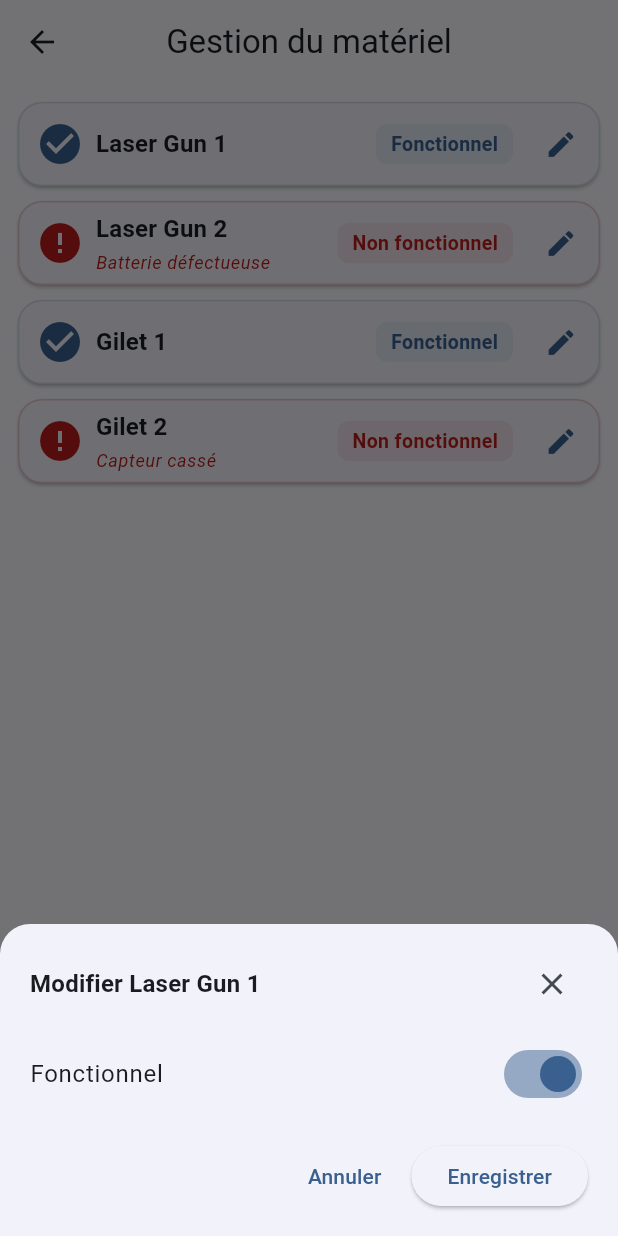
After one commit to Thimote147/Laser-Magique-App, a Flutter app: the EquipmentManagementScreen screen opened directly, after a tap on the "edit" icon, on a phone screen of 412 x 824 dp. The commit adds this screen. Run offline on Flutter 3.47's test engine with Material 3 defaults, Android fonts, the phone set to English and light mode, and no system bars; our stand-ins replace flutter_dotenv, shared_preferences, supabase_flutter, table_calendar; accounts and stored records are empty.

Commit message:
feat: Add equipment management screen and model, update user role handling in employee profile

```diff
--- /dev/null
+++ b/lib/models/equipment_model.dart
@@ -0,0 +1,7 @@
+class Equipment {
+  final String name;
+  final bool isFunctional;
+  final String? description;
+
+  Equipment({required this.name, required this.isFunctional, this.description});
+}
--- /dev/null
+++ b/lib/views/screens/equipment_management_screen.dart
@@ -0,0 +1,315 @@
+import 'package:flutter/material.dart';
+import 'package:provider/provider.dart';
+import '../../models/equipment_model.dart';
+import '../../viewmodels/employee_profile_view_model.dart';
+
+class EquipmentManagementScreen extends StatelessWidget {
+  const EquipmentManagementScreen({super.key});
+
+  @override
+  Widget build(BuildContext context) {
+    // Exemple de données statiques, à remplacer par une source réelle plus tard
+    final List<Equipment> equipmentList = [
+      Equipment(name: 'Laser Gun 1', isFunctional: true),
+      Equipment(
+        name: 'Laser Gun 2',
+        isFunctional: false,
+        description: 'Batterie défectueuse',
+      ),
+      Equipment(name: 'Gilet 1', isFunctional: true),
+      Equipment(
+        name: 'Gilet 2',
+        isFunctional: false,
+        description: 'Capteur cassé',
+      ),
+    ];
+
+    return Scaffold(
+      appBar: AppBar(title: const Text('Gestion du matériel')),
+      floatingActionButton:
+          Provider.of<EmployeeProfileViewModel>(context).role == UserRole.admin
+              ? FloatingActionButton.extended(
+                onPressed: () async {
+                  await showModalBottomSheet(
+                    context: context,
+                    isScrollControlled: true,
+                    shape: const RoundedRectangleBorder(
+                      borderRadius: BorderRadius.vertical(
+                        top: Radius.circular(20),
+                      ),
+                    ),
+                    builder:
+                        (context) => Padding(
+                          padding: EdgeInsets.only(
+                            bottom: MediaQuery.of(context).viewInsets.bottom,
+                          ),
+                          child: _EquipmentEditModal(
+                            equipment: Equipment(name: '', isFunctional: true),
+                            onSave: (newEquipment) {
+                              // TODO: Ajouter à la liste réelle
+                              ScaffoldMessenger.of(context).showSnackBar(
+                                const SnackBar(
+                                  content: Text('Matériel ajouté (démo)'),
+                                ),
+                              );
+                            },
+                          ),
+                        ),
+                  );
+                },
+                icon: const Icon(Icons.add),
+                label: const Text('Ajouter'),
+              )
+              : null,
+      body: ListView.separated(
+        padding: const EdgeInsets.all(12),
+        itemCount: equipmentList.length,
+        separatorBuilder: (context, index) => const SizedBox(height: 10),
+        itemBuilder: (context, index) {
+          final equipment = equipmentList[index];
+          final colorScheme = Theme.of(context).colorScheme;
+          final isDark = Theme.of(context).brightness == Brightness.dark;
+          return Card(
+            elevation: 1,
+            shape: RoundedRectangleBorder(
+              borderRadius: BorderRadius.circular(16),
+              side: BorderSide(
+                color:
+                    equipment.isFunctional
+                        ? colorScheme.primary.withOpacity(0.18)
+                        : colorScheme.error.withOpacity(0.22),
+              ),
+            ),
+            margin: EdgeInsets.zero,
+            child: Padding(
+              padding: const EdgeInsets.symmetric(vertical: 4, horizontal: 2),
+              child: Row(
+                crossAxisAlignment: CrossAxisAlignment.center,
+                children: [
+                  Padding(
+                    padding: const EdgeInsets.only(left: 10, right: 8),
+                    child: Icon(
+                      equipment.isFunctional ? Icons.check_circle : Icons.error,
+                      color:
+                          equipment.isFunctional
+                              ? colorScheme.primary
+                              : colorScheme.error,
+                      size: 32,
+                    ),
+                  ),
+                  Expanded(
+                    child: Column(
+                      crossAxisAlignment: CrossAxisAlignment.start,
+                      children: [
+                        Text(
+                          equipment.name,
+                          style: Theme.of(
+                            context,
+                          ).textTheme.titleMedium?.copyWith(
+                            fontWeight: FontWeight.w600,
+                            color: colorScheme.onSurface,
+                          ),
+                        ),
+                        if (!equipment.isFunctional &&
+                            equipment.description != null)
+                          Padding(
+                            padding: const EdgeInsets.only(top: 2),
+                            child: Text(
+                              equipment.description!,
+                              style: Theme.of(
+                                context,
+                              ).textTheme.bodySmall?.copyWith(
+                                color: colorScheme.error,
+                                fontStyle: FontStyle.italic,
+                              ),
+                            ),
+                          ),
+                      ],
+                    ),
+                  ),
+                  Container(
+                    margin: const EdgeInsets.symmetric(horizontal: 8),
+                    padding: const EdgeInsets.symmetric(
+                      horizontal: 10,
+                      vertical: 4,
+                    ),
+                    decoration: BoxDecoration(
+                      color:
+                          equipment.isFunctional
+                              ? colorScheme.primary.withOpacity(
+                                isDark ? 0.13 : 0.09,
+                              )
+                              : colorScheme.error.withOpacity(
+                                isDark ? 0.13 : 0.09,
+                              ),
+                      borderRadius: BorderRadius.circular(8),
+                    ),
+                    child: Text(
+                      equipment.isFunctional
+                          ? 'Fonctionnel'
+                          : 'Non fonctionnel',
+                      style: TextStyle(
+                        color:
+                            equipment.isFunctional
+                                ? colorScheme.primary
+                                : colorScheme.error,
+                        fontWeight: FontWeight.bold,
+                        fontSize: 13,
+                      ),
+                    ),
+                  ),
+                  IconButton(
+                    icon: const Icon(Icons.edit, size: 22),
+                    tooltip: 'Modifier',
+                    color: colorScheme.primary,
+                    onPressed: () async {
+                      await showModalBottomSheet(
+                        context: context,
+                        isScrollControlled: true,
+                        shape: const RoundedRectangleBorder(
+                          borderRadius: BorderRadius.vertical(
+                            top: Radius.circular(20),
+                          ),
+                        ),
+                        builder:
+                            (context) => Padding(
+                              padding: EdgeInsets.only(
+                                bottom:
+                                    MediaQuery.of(context).viewInsets.bottom,
+                              ),
+                              child: _EquipmentEditModal(
+                                equipment: equipment,
+                                onSave: (updated) {
+                                  // TODO: Mettre à jour la liste réelle
+                                  ScaffoldMessenger.of(context).showSnackBar(
+                                    const SnackBar(
+                                      content: Text(
+                                        'Matériel mis à jour (démo)',
+                                      ),
+                                    ),
+                                  );
+                                },
+                              ),
+                            ),
+                      );
+                    },
+                  ),
+                ],
+              ),
+            ),
+          );
+        },
+      ),
+    );
+  }
+}
+
+class _EquipmentEditModal extends StatefulWidget {
+  final Equipment equipment;
+  final void Function(Equipment) onSave;
+  const _EquipmentEditModal({required this.equipment, required this.onSave});
+
+  @override
+  State<_EquipmentEditModal> createState() => _EquipmentEditModalState();
+}
+
+class _EquipmentEditModalState extends State<_EquipmentEditModal> {
+  late bool isFunctional;
+  late TextEditingController descriptionController;
+
+  @override
+  void initState() {
+    super.initState();
+    isFunctional = widget.equipment.isFunctional;
+    descriptionController = TextEditingController(
+      text: widget.equipment.description ?? '',
+    );
+  }
+
+  @override
+  void dispose() {
+    descriptionController.dispose();
+    super.dispose();
+  }
+
+  @override
+  Widget build(BuildContext context) {
+    final colorScheme = Theme.of(context).colorScheme;
+    return Padding(
+      padding: const EdgeInsets.symmetric(horizontal: 20, vertical: 16),
+      child: Column(
+        mainAxisSize: MainAxisSize.min,
+        crossAxisAlignment: CrossAxisAlignment.start,
+        children: [
+          Row(
+            children: [
+              Expanded(
+                child: Text(
+                  'Modifier ${widget.equipment.name}',
+                  style: Theme.of(context).textTheme.titleMedium?.copyWith(
+                    fontWeight: FontWeight.bold,
+                  ),
+                ),
+              ),
+              IconButton(
+                icon: const Icon(Icons.close),
+                onPressed: () => Navigator.pop(context),
+              ),
+            ],
+          ),
+          const SizedBox(height: 8),
+          SwitchListTile.adaptive(
+            value: isFunctional,
+            onChanged: (val) {
+              setState(() => isFunctional = val);
+            },
+            title: const Text('Fonctionnel'),
+            activeColor: colorScheme.primary,
+            contentPadding: EdgeInsets.zero,
+          ),
+          if (!isFunctional)
+            Padding(
+              padding: const EdgeInsets.only(top: 8),
+              child: TextField(
+                controller: descriptionController,
+                decoration: const InputDecoration(
+                  labelText: 'Description du problème',
+                  hintText: 'Ex : Batterie à changer',
+                  border: OutlineInputBorder(),
+                ),
+                minLines: 1,
+                maxLines: 3,
+              ),
+            ),
+          const SizedBox(height: 16),
+          Row(
+            mainAxisAlignment: MainAxisAlignment.end,
+            children: [
+              TextButton(
+                onPressed: () => Navigator.pop(context),
+                child: const Text('Annuler'),
+              ),
+              const SizedBox(width: 8),
+              ElevatedButton(
+                onPressed: () {
+                  widget.onSave(
+                    Equipment(
+                      name: widget.equipment.name,
+                      isFunctional: isFunctional,
+                      description:
+                          isFunctional
+                              ? null
+                              : descriptionController.text.trim(),
+                    ),
+                  );
+                  Navigator.pop(context);
+                },
+                child: const Text('Enregistrer'),
+              ),
+            ],
+          ),
+        ],
+      ),
+    );
+  }
+}
--- a/lib/views/widgets/stock_list_widget.dart
+++ b/lib/views/widgets/stock_list_widget.dart
@@ -125,6 +125,7 @@ class StockList extends StatelessWidget {
       },
       child: GridView.builder(
         padding: const EdgeInsets.all(12),
+        physics: const AlwaysScrollableScrollPhysics(),
         gridDelegate: const SliverGridDelegateWithFixedCrossAxisCount(
           crossAxisCount: 2,
           childAspectRatio: 2.4,
```
Also changed, not shown: lib/main.dart (+5 -2 lines), lib/viewmodels/employee_profile_view_model.dart (+7 -2 lines), lib/views/screens/settings_screen.dart (+24 -6 lines), lib/views/screens/stock_screen.dart (+13 -2 lines), lib/views/widgets/booking_calendar_widget.dart (+63 -14 lines), 1 other file.
